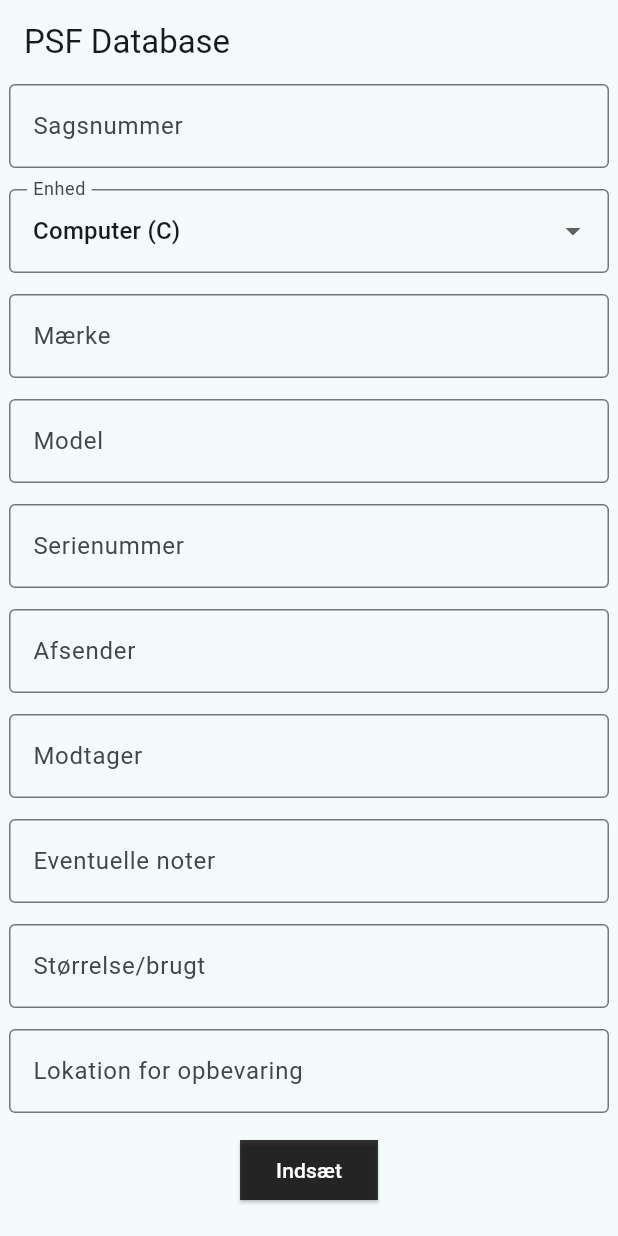
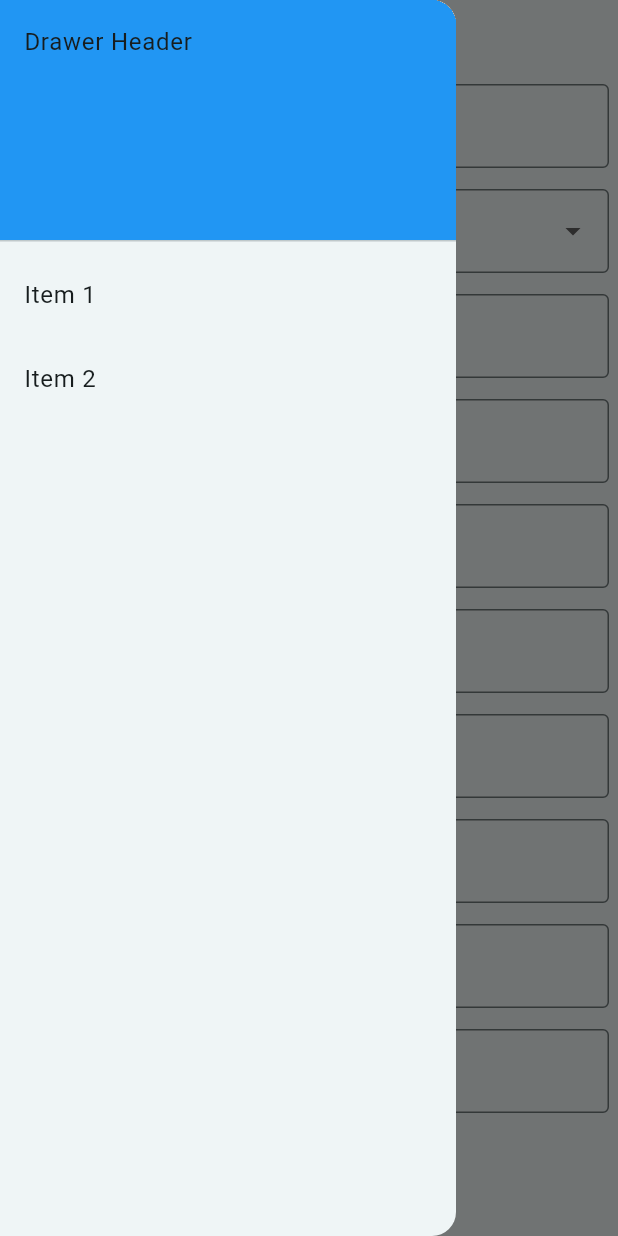
Before and after one commit to abeldenius/psd_db, a Flutter app: the screen it shows after launch, with the side drawer open (before the commit the screen has no drawer), on a phone screen of 412 x 824 dp. Run offline on Flutter 3.47's test engine with Material 2 defaults, Android fonts, the light colour scheme and no system bars; Roboto replaces fonts that are missing (IBM).

Commit message:
Added drawer to home page

```diff
--- a/lib/main.dart
+++ b/lib/main.dart
@@ -106,6 +106,32 @@
     return Scaffold(
       appBar: AppBar(
         title: Text(widget.title),
+      ),
+      drawer: Drawer(
+        // Add your drawer items here
+        child: ListView(
+          padding: EdgeInsets.zero,
+          children: <Widget>[
+            const DrawerHeader(
+              child: Text('Drawer Header'),
+              decoration: BoxDecoration(
+                color: Colors.blue,
+              ),
+            ),
+            ListTile(
+              title: Text('Item 1'),
+              onTap: () {
+                Navigator.pop(context); // Close the drawer
+              },
+            ),
+            ListTile(
+              title: Text('Item 2'),
+              onTap: () {
+                Navigator.pop(context); // Close the drawer
+              },
+            ),
+          ],
+        ),
       ),
       body: Center(
           child: Form(
```
